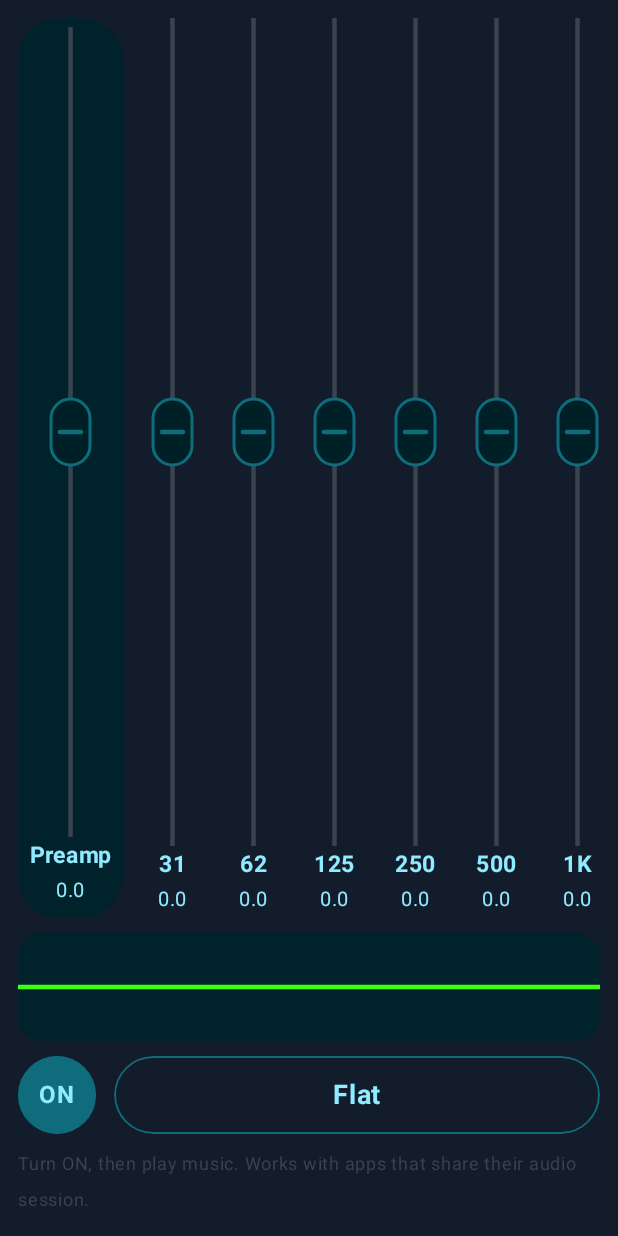
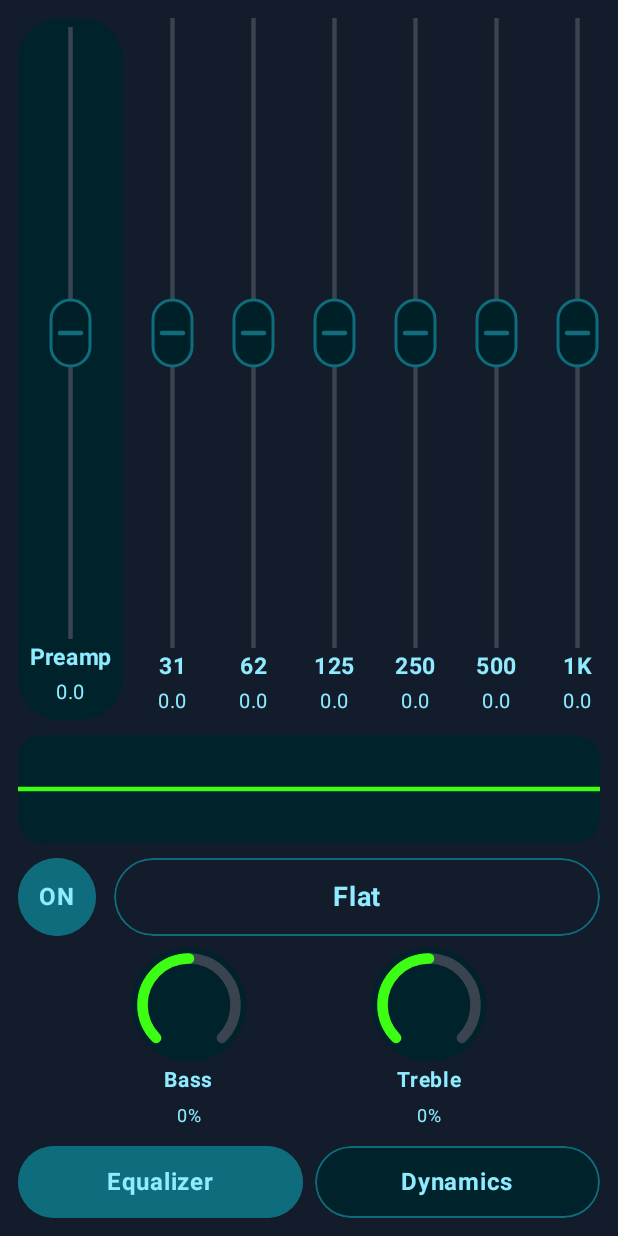
Before and after one commit to jaikishanpareek2-prog/OpenEQ, an Android app built with Jetpack Compose: the screen it shows after launch (MainActivity), after a tap on "OFF", on a phone screen of 412 x 824 dp. Run offline under Robolectric (Android 15) with nearby library versions, the phone set to English and light mode, and no system bars.

Commit message:
Batch 2: bass, treble, limiter, compressor, balance, volume

```diff
--- a/app/src/main/java/app/openeq/EqEngine.kt
+++ b/app/src/main/java/app/openeq/EqEngine.kt
@@ -12,6 +12,8 @@ import androidx.compose.runtime.setValue
 object EqEngine {
     val LABELS = listOf("31", "62", "125", "250", "500", "1K", "2K", "4K", "8K", "16K")
     private val EDGES = floatArrayOf(44f, 88f, 177f, 354f, 707f, 1414f, 2828f, 5657f, 11314f, 22000f)
+    private val WB = floatArrayOf(1f, 1f, 0.8f, 0.4f, 0.1f, 0f, 0f, 0f, 0f, 0f)
+    private val WT = floatArrayOf(0f, 0f, 0f, 0f, 0f, 0.1f, 0.4f, 0.8f, 1f, 1f)
 
     val BUILTIN: Map<String, List<Float>> = linkedMapOf(
         "Flat" to List(10) { 0f },
@@ -25,12 +27,25 @@ object EqEngine {
     var enabled by mutableStateOf(false)
     var preamp by mutableFloatStateOf(0f)
     var preset by mutableStateOf("Flat")
+    var bass by mutableFloatStateOf(0f)
+    var treble by mutableFloatStateOf(0f)
+    var limiterOn by mutableStateOf(false)
+    var compOn by mutableStateOf(false)
+    var cAttack by mutableFloatStateOf(20f)
+    var cRelease by mutableFloatStateOf(200f)
+    var cRatio by mutableFloatStateOf(4f)
+    var cThresh by mutableFloatStateOf(-20f)
+    var cGain by mutableFloatStateOf(0f)
+    var balance by mutableFloatStateOf(0f)
     val gains = mutableStateListOf<Float>().apply { repeat(10) { add(0f) } }
     val userPresets = mutableStateMapOf<String, List<Float>>()
 
     private val effects = HashMap<Int, DynamicsProcessing>()
     private var ready = false
     private lateinit var ctx: Context
+
+    fun eff(i: Int): Float =
+        (gains[i] + bass / 100f * 10f * WB[i] + treble / 100f * 10f * WT[i]).coerceIn(-15f, 15f)
 
     @Synchronized
     fun init(c: Context) {
@@ -41,6 +56,16 @@ object EqEngine {
         enabled = p.getBoolean("on", false)
         preamp = p.getFloat("pre", 0f)
         preset = p.getString("preset", "Flat") ?: "Flat"
+        bass = p.getFloat("bass", 0f)
+        treble = p.getFloat("treb", 0f)
+        limiterOn = p.getBoolean("lim", false)
+        compOn = p.getBoolean("comp", false)
+        cAttack = p.getFloat("ca", 20f)
+        cRelease = p.getFloat("cr", 200f)
+        cRatio = p.getFloat("cra", 4f)
+        cThresh = p.getFloat("cth", -20f)
+        cGain = p.getFloat("cg", 0f)
+        balance = p.getFloat("bal", 0f)
         try {
             p.getString("user", "")?.split(";")?.filter { it.contains("|") }?.forEach {
                 val parts = it.split("|")
@@ -60,8 +85,20 @@ object EqEngine {
             .putString("preset", preset)
             .putString("gains", gains.joinToString(","))
             .putString("user", userPresets.entries.joinToString(";") { it.key + "|" + it.value.joinToString(",") })
+            .putFloat("bass", bass)
+            .putFloat("treb", treble)
+            .putBoolean("lim", limiterOn)
+            .putBoolean("comp", compOn)
+            .putFloat("ca", cAttack)
+            .putFloat("cr", cRelease)
+            .putFloat("cra", cRatio)
+            .putFloat("cth", cThresh)
+            .putFloat("cg", cGain)
+            .putFloat("bal", balance)
             .apply()
     }
+
+    fun changed() { applyAll(); save() }
 
     fun toggle() { enabled = !enabled; applyAll(); save() }
 
@@ -97,7 +134,7 @@ object EqEngine {
         try {
             val cfg = DynamicsProcessing.Config.Builder(
                 DynamicsProcessing.VARIANT_FAVOR_FREQUENCY_RESOLUTION, 2,
-                true, 10, false, 0, false, 0, false
+                true, 10, true, 1, false, 0, true
             ).build()
             val dp = DynamicsProcessing(0, session, cfg)
             effects[session] = dp
@@ -115,11 +152,21 @@ object EqEngine {
 
     private fun configure(dp: DynamicsProcessing) {
         try {
-            dp.setInputGainAllChannelsTo(preamp)
+            val l = preamp + (if (balance > 0f) -40f * balance else 0f)
+            val r = preamp + (if (balance < 0f) 40f * balance else 0f)
+            dp.setInputGainbyChannel(0, l)
+            dp.setInputGainbyChannel(1, r)
             for (i in 0 until 10) {
-                dp.setPreEqBandAllChannelsTo(i, DynamicsProcessing.EqBand(true, EDGES[i], gains[i]))
+                dp.setPreEqBandAllChannelsTo(i, DynamicsProcessing.EqBand(true, EDGES[i], eff(i)))
             }
-            dp.setEnabled(enabled)
         } catch (_: Throwable) {}
+        try {
+            val mb = DynamicsProcessing.MbcBand(compOn, 22000f, cAttack, cRelease, cRatio, cThresh, 6f, -90f, 1f, 0f, cGain)
+            dp.setMbcBandAllChannelsTo(0, mb)
+        } catch (_: Throwable) {}
+        try {
+            dp.setLimiterAllChannelsTo(DynamicsProcessing.Limiter(true, limiterOn, 0, 1f, 60f, 10f, -2f, 0f))
+        } catch (_: Throwable) {}
+        try { dp.setEnabled(enabled) } catch (_: Throwable) {}
     }
 }
--- a/app/src/main/java/app/openeq/MainActivity.kt
+++ b/app/src/main/java/app/openeq/MainActivity.kt
@@ -2,6 +2,7 @@ package app.openeq
 
 import android.Manifest
 import android.content.Intent
+import android.media.AudioManager
 import android.os.Build
 import android.os.Bundle
 import androidx.activity.ComponentActivity
@@ -14,6 +15,7 @@ import androidx.compose.foundation.clickable
 import androidx.compose.foundation.gestures.awaitEachGesture
 import androidx.compose.foundation.gestures.awaitFirstDown
 import androidx.compose.foundation.horizontalScroll
+import androidx.compose.foundation.layout.Arrangement
 import androidx.compose.foundation.layout.Box
 import androidx.compose.foundation.layout.Column
 import androidx.compose.foundation.layout.Row
@@ -30,6 +32,7 @@ import androidx.compose.foundation.layout.width
 import androidx.compose.foundation.rememberScrollState
 import androidx.compose.foundation.shape.CircleShape
 import androidx.compose.foundation.shape.RoundedCornerShape
+import androidx.compose.foundation.verticalScroll
 import androidx.compose.material3.DropdownMenu
 import androidx.compose.material3.DropdownMenuItem
 import androidx.compose.material3.MaterialTheme
@@ -52,10 +55,12 @@ import androidx.compose.ui.graphics.Path
 import androidx.compose.ui.graphics.StrokeCap
 import androidx.compose.ui.graphics.drawscope.Stroke
 import androidx.compose.ui.input.pointer.pointerInput
+import androidx.compose.ui.platform.LocalContext
 import androidx.compose.ui.text.font.FontWeight
 import androidx.compose.ui.unit.dp
 import androidx.compose.ui.unit.sp
 import androidx.core.content.ContextCompat
+import kotlin.math.abs
 
 private val BG = Color(0xFF121C2B)
 private val PANEL = Color(0xFF00222A)
@@ -131,11 +136,63 @@ fun BandCol(label: String, value: Float, width: Int, onChange: (Float) -> Unit)
 }
 
 @Composable
-fun EqScreen(onStart: () -> Unit) {
-    MaterialTheme(colorScheme = darkColorScheme()) {
-        Column(
-            Modifier.fillMaxSize().background(BG).statusBarsPadding().navigationBarsPadding().padding(12.dp)
+fun Knob(label: String, text: String, t: Float, onT: (Float) -> Unit) {
+    val latestT = rememberUpdatedState(t)
+    val latest = rememberUpdatedState(onT)
+    Column(Modifier.width(92.dp), horizontalAlignment = Alignment.CenterHorizontally) {
+        Canvas(
+            Modifier.size(76.dp).pointerInput(Unit) {
+                awaitEachGesture {
+                    val down = awaitFirstDown()
+                    down.consume()
+                    var cur = latestT.value
+                    var lastY = down.position.y
+                    do {
+                        val ev = awaitPointerEvent()
+                        val p = ev.changes.first()
+                        if (p.pressed) {
+                            cur = (cur + (lastY - p.position.y) / 300.dp.toPx()).coerceIn(0f, 1f)
+                            lastY = p.position.y
+                            latest.value(cur)
+                            p.consume()
+                        }
+                    } while (ev.changes.any { it.pressed })
+                }
+            }
         ) {
+            val sw = 7.dp.toPx()
+            val tl = Offset(sw, sw)
+            val sz = Size(size.width - 2 * sw, size.height - 2 * sw)
+            drawCircle(PANEL)
+            drawArc(TRACK, 135f, 270f, false, tl, sz, style = Stroke(sw, cap = StrokeCap.Round))
+            drawArc(GREEN, 135f, 270f * t.coerceIn(0f, 1f), false, tl, sz, style = Stroke(sw, cap = StrokeCap.Round))
+        }
+        Text(label, color = TXT, fontWeight = FontWeight.Bold, fontSize = 14.sp)
+        Text(text, color = TXT, fontSize = 12.sp)
+    }
+}
+
+@Composable
+fun PKnob(label: String, v: Float, a: Float, b: Float, unit: String, dec: Int, onV: (Float) -> Unit) {
+    Knob(label, "%.${dec}f%s".format(v, unit), (v - a) / (b - a)) { t -> onV(a + t * (b - a)) }
+}
+
+@Composable
+fun Pill(text: String, on: Boolean, modifier: Modifier = Modifier, onClick: () -> Unit) {
+    Box(
+        modifier.height(48.dp).clip(RoundedCornerShape(24.dp))
+            .background(if (on) TEAL else PANEL)
+            .border(1.dp, TEAL, RoundedCornerShape(24.dp))
+            .clickable { onClick() },
+        contentAlignment = Alignment.Center
+    ) {
+        Text(text, color = TXT, fontWeight = FontWeight.Bold)
+    }
+}
+
+@Composable
+fun EqTab(modifier: Modifier, onStart: () -> Unit) {
+    Column(modifier) {
         Row(Modifier.weight(1f).horizontalScroll(rememberScrollState())) {
             Box(
                 Modifier.width(70.dp).fillMaxHeight().clip(RoundedCornerShape(28.dp))
@@ -155,13 +212,13 @@ fun EqScreen(onStart: () -> Unit) {
             val w = size.width
             val h = size.height
             fun yy(v: Float) = h / 2 - v / 12f * (h / 2 - 8.dp.toPx())
-                fun xx(i: Int) = w * i / (EqEngine.gains.size - 1)
+            fun xx(i: Int) = w * i / 9f
             drawLine(TRACK, Offset(0f, h / 2), Offset(w, h / 2), 1.dp.toPx())
             val path = Path()
-                path.moveTo(xx(0), yy(EqEngine.gains[0]))
-                for (i in 1 until EqEngine.gains.size) {
+            path.moveTo(xx(0), yy(EqEngine.eff(0)))
+            for (i in 1 until 10) {
                 val mx = (xx(i - 1) + xx(i)) / 2
-                    path.cubicTo(mx, yy(EqEngine.gains[i - 1]), mx, yy(EqEngine.gains[i]), xx(i), yy(EqEngine.gains[i]))
+                path.cubicTo(mx, yy(EqEngine.eff(i - 1)), mx, yy(EqEngine.eff(i)), xx(i), yy(EqEngine.eff(i)))
             }
             drawPath(path, GREEN, style = Stroke(3.dp.toPx(), cap = StrokeCap.Round))
         }
@@ -194,10 +251,66 @@ fun EqScreen(onStart: () -> Unit) {
                 }
             }
         }
-            Text(
-                "Turn ON, then play music. Works with apps that share their audio session.",
-                color = TRACK, fontSize = 12.sp, modifier = Modifier.padding(top = 8.dp)
-            )
+        Row(Modifier.fillMaxWidth().padding(top = 8.dp), horizontalArrangement = Arrangement.SpaceEvenly) {
+            PKnob("Bass", EqEngine.bass, -100f, 100f, "%", 0) { EqEngine.bass = Math.round(it).toFloat(); EqEngine.changed() }
+            PKnob("Treble", EqEngine.treble, -100f, 100f, "%", 0) { EqEngine.treble = Math.round(it).toFloat(); EqEngine.changed() }
         }
     }
 }
+
+@Composable
+fun DynTab(modifier: Modifier) {
+    val ctx = LocalContext.current
+    val am = remember { ctx.getSystemService(AudioManager::class.java) }
+    val vmax = am.getStreamMaxVolume(AudioManager.STREAM_MUSIC).toFloat()
+    var vol by remember { mutableStateOf(am.getStreamVolume(AudioManager.STREAM_MUSIC).toFloat()) }
+    Column(modifier.verticalScroll(rememberScrollState())) {
+        Row(Modifier.fillMaxWidth(), horizontalArrangement = Arrangement.spacedBy(12.dp)) {
+            Pill("Limiter " + if (EqEngine.limiterOn) "ON" else "OFF", EqEngine.limiterOn, Modifier.weight(1f)) {
+                EqEngine.limiterOn = !EqEngine.limiterOn; EqEngine.changed()
+            }
+            Pill("Compressor " + if (EqEngine.compOn) "ON" else "OFF", EqEngine.compOn, Modifier.weight(1f)) {
+                EqEngine.compOn = !EqEngine.compOn; EqEngine.changed()
+            }
+        }
+        Spacer(Modifier.height(16.dp))
+        Row(Modifier.fillMaxWidth(), horizontalArrangement = Arrangement.SpaceEvenly) {
+            PKnob("Attack", EqEngine.cAttack, 1f, 200f, " ms", 0) { EqEngine.cAttack = Math.round(it).toFloat(); EqEngine.changed() }
+            PKnob("Release", EqEngine.cRelease, 10f, 1000f, " ms", 0) { EqEngine.cRelease = Math.round(it).toFloat(); EqEngine.changed() }
+            PKnob("Ratio", EqEngine.cRatio, 1f, 20f, ":1", 1) { EqEngine.cRatio = Math.round(it * 10f) / 10f; EqEngine.changed() }
+        }
+        Spacer(Modifier.height(16.dp))
+        Row(Modifier.fillMaxWidth(), horizontalArrangement = Arrangement.SpaceEvenly) {
+            PKnob("Threshold", EqEngine.cThresh, -60f, 0f, " dB", 0) { EqEngine.cThresh = Math.round(it).toFloat(); EqEngine.changed() }
+            PKnob("Gain", EqEngine.cGain, 0f, 12f, " dB", 1) { EqEngine.cGain = Math.round(it * 10f) / 10f; EqEngine.changed() }
+            PKnob("Balance", EqEngine.balance, -1f, 1f, "", 2) {
+                EqEngine.balance = if (abs(it) < 0.05f) 0f else Math.round(it * 100f) / 100f
+                EqEngine.changed()
+            }
+        }
+        Spacer(Modifier.height(24.dp))
+        Row(Modifier.fillMaxWidth(), horizontalArrangement = Arrangement.Center) {
+            Knob("Volume", "${(vol / vmax * 100).toInt()}%", vol / vmax) { t ->
+                val n = Math.round(t * vmax)
+                vol = n.toFloat()
+                am.setStreamVolume(AudioManager.STREAM_MUSIC, n, 0)
+            }
+        }
+    }
+}
+
+@Composable
+fun EqScreen(onStart: () -> Unit) {
+    var tab by remember { mutableStateOf(0) }
+    MaterialTheme(colorScheme = darkColorScheme()) {
+        Column(
+            Modifier.fillMaxSize().background(BG).statusBarsPadding().navigationBarsPadding().padding(12.dp)
+        ) {
+            if (tab == 0) EqTab(Modifier.weight(1f), onStart) else DynTab(Modifier.weight(1f))
+            Row(Modifier.fillMaxWidth().padding(top = 8.dp), horizontalArrangement = Arrangement.spacedBy(8.dp)) {
+                Pill("Equalizer", tab == 0, Modifier.weight(1f)) { tab = 0 }
+                Pill("Dynamics", tab == 1, Modifier.weight(1f)) { tab = 1 }
+            }
+        }
+    }
+}
```
Lines whose indentation alone changed are shown as unchanged.
